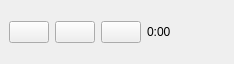
The window that trunk/src/ui/midirecorder.ui (canorusmusic/canorus) describes before a commit, drawn with Qt 5.
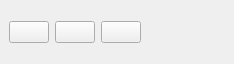
The same window after the commit. Icons and pictures are not drawn.

```diff
--- a/trunk/src/ui/midirecorder.ui
+++ b/trunk/src/ui/midirecorder.ui
@@ -94,9 +94,6 @@
         <height>0</height>
        </size>
       </property>
-      <property name="text" >
-       <string>0:00</string>
-      </property>
      </widget>
     </item>
    </layout>
```
